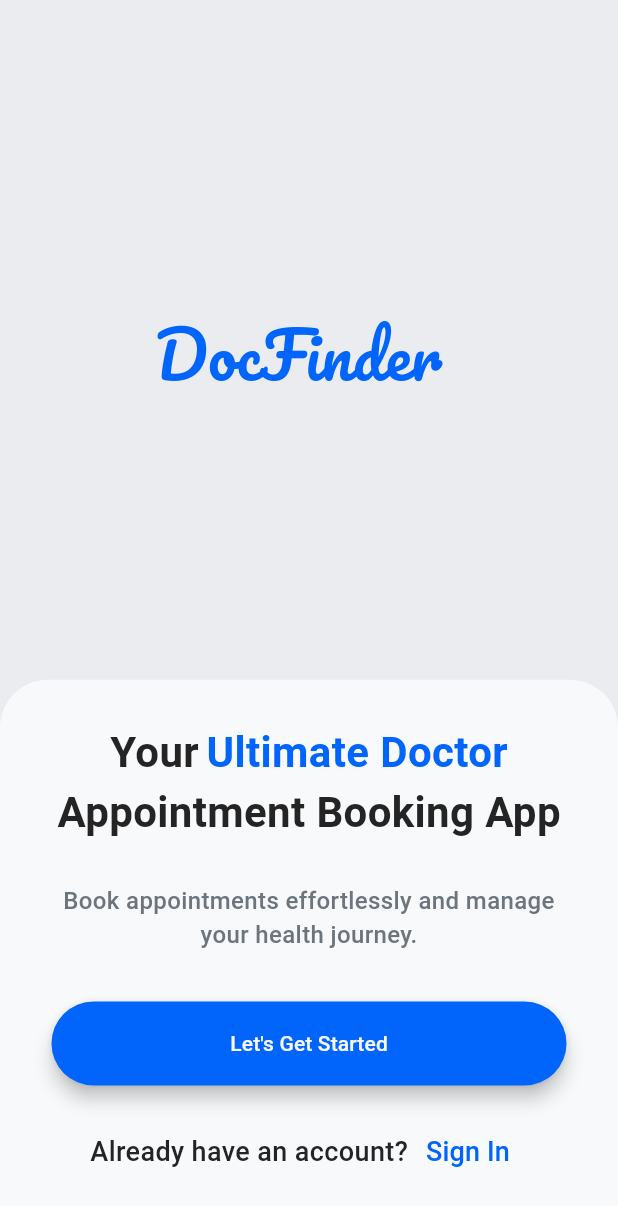
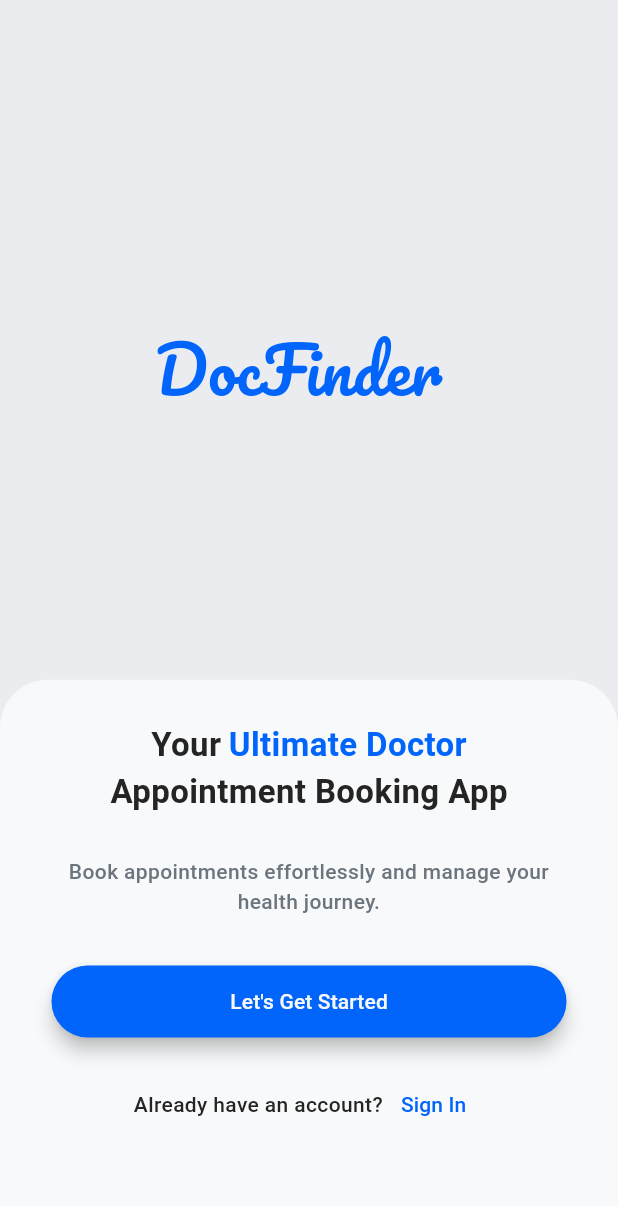
Before and after one commit to CodeWithCrescent/Flutter-DocFinder-App, a Flutter app: the screen it shows after launch, on a phone screen of 412 x 824 dp. Shown: the top 1206 px of the screen. Run offline on Flutter 3.47's test engine with Material 3 defaults, Android fonts, the phone set to English and light mode, and no system bars; our stand-ins replace awesome_bottom_bar, flutter_onboarding_slider, flutter_switch, hexcolor, pinput.

Commit message:
App Updates

```diff
--- a/lib/screens/get_started.dart
+++ b/lib/screens/get_started.dart
@@ -1,4 +1,5 @@
 import 'package:doc_finder/constants/colors.dart';
+import 'package:doc_finder/widgets/app_button.dart';
 import 'package:flutter/material.dart';
 
 class GetStarted extends StatelessWidget {
@@ -8,6 +9,14 @@ class GetStarted extends StatelessWidget {
   Widget build(BuildContext context) {
     return Scaffold(
       backgroundColor: GlobalColor.bg,
+      appBar: PreferredSize(
+        preferredSize: const Size.fromHeight(10),
+        child: AppBar(
+          automaticallyImplyLeading: false,
+          primary: false,
+          backgroundColor: GlobalColor.bg,
+        ),
+      ),
       body: SizedBox(
         height: MediaQuery.of(context).size.height,
         width: MediaQuery.of(context).size.width,
@@ -48,7 +57,7 @@ class GetStarted extends StatelessWidget {
                           'Your',
                           style: TextStyle(
                             color: GlobalColor.black,
-                            fontSize: 28,
+                            fontSize: 22,
                             fontWeight: FontWeight.w600,
                           ),
                         ),
@@ -57,7 +66,7 @@ class GetStarted extends StatelessWidget {
                           'Ultimate Doctor',
                           style: TextStyle(
                             color: GlobalColor.primary,
-                            fontSize: 28,
+                            fontSize: 22,
                             fontWeight: FontWeight.w600,
                           ),
                         ),
@@ -67,7 +76,7 @@ class GetStarted extends StatelessWidget {
                       'Appointment Booking App',
                       style: TextStyle(
                         color: GlobalColor.black,
-                        fontSize: 28,
+                        fontSize: 22,
                         fontWeight: FontWeight.w600,
                       ),
                     ),
@@ -78,30 +87,21 @@ class GetStarted extends StatelessWidget {
                       textAlign: TextAlign.center,
                       style: TextStyle(
                         color: GlobalColor.grey,
-                        fontSize: 16,
+                        fontSize: 14,
                         fontWeight: FontWeight.w500,
                       ),
                     ),
                     SizedBox(height: MediaQuery.of(context).size.height / 25),
-                    ElevatedButton(
+                    AppButton(
                       onPressed: () {
                         Navigator.of(context).pushNamed('/onboarding');
                       },
-                      style: ButtonStyle(
-                        backgroundColor:
-                            MaterialStatePropertyAll(GlobalColor.primary),
-                        foregroundColor:
-                            MaterialStatePropertyAll(GlobalColor.white),
-                        elevation: const MaterialStatePropertyAll(5),
-                        fixedSize: MaterialStateProperty.all(
-                          Size.fromWidth(
-                              MediaQuery.of(context).size.width / 1.2),
-                        ),
-                        padding: MaterialStateProperty.all(
-                          const EdgeInsets.symmetric(vertical: 18),
-                        ),
-                      ),
-                      child: const Text('Let\'s Get Started'),
+                      backgroundColor: GlobalColor.primary,
+                      foregroundColor: GlobalColor.white,
+                      fixedSize: 1.2,
+                      text: 'Let\'s Get Started',
+                      elevation: 5,
+                      verticalPadding: 14,
                     ),
                     SizedBox(height: MediaQuery.of(context).size.height / 40),
                     Row(
@@ -113,13 +113,13 @@ class GetStarted extends StatelessWidget {
                           textAlign: TextAlign.center,
                           style: TextStyle(
                             color: GlobalColor.black,
-                            fontSize: 18,
+                            fontSize: 14,
                             fontWeight: FontWeight.w500,
                           ),
                         ),
                         TextButton(
                           onPressed: () {
-                            Navigator.of(context).pushNamed('/login');
+                            Navigator.of(context).pushNamed('/home');
                           },
                           style: ButtonStyle(
                             foregroundColor: MaterialStatePropertyAll(
@@ -128,7 +128,7 @@ class GetStarted extends StatelessWidget {
                           ),
                           child: const Text(
                             'Sign In',
-                            style: TextStyle(fontSize: 18),
+                            style: TextStyle(fontSize: 14),
                           ),
                         ),
                       ],
```
